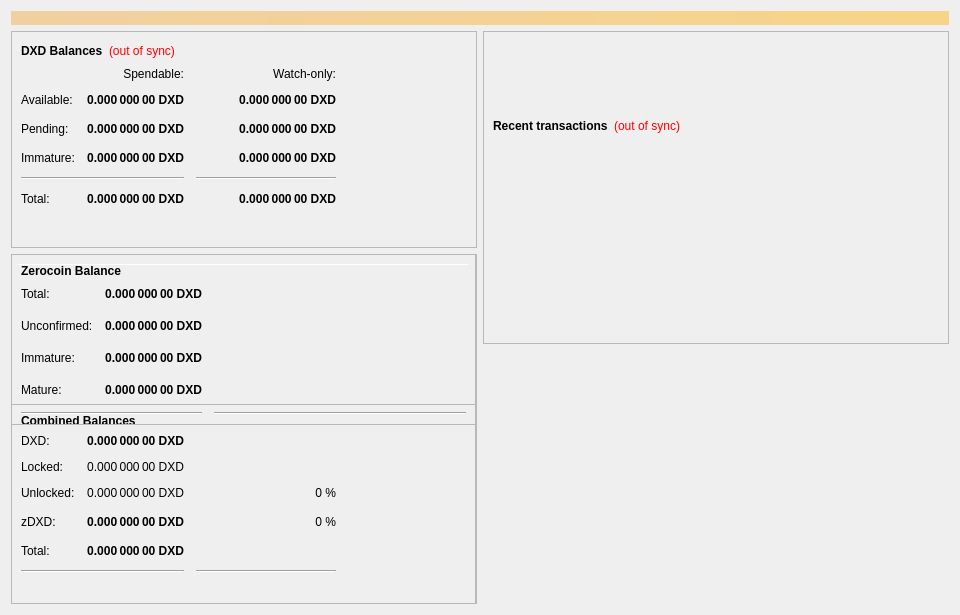
Old version of the form src/qt/forms/overviewpage.ui in the repository SmandeP/beb.
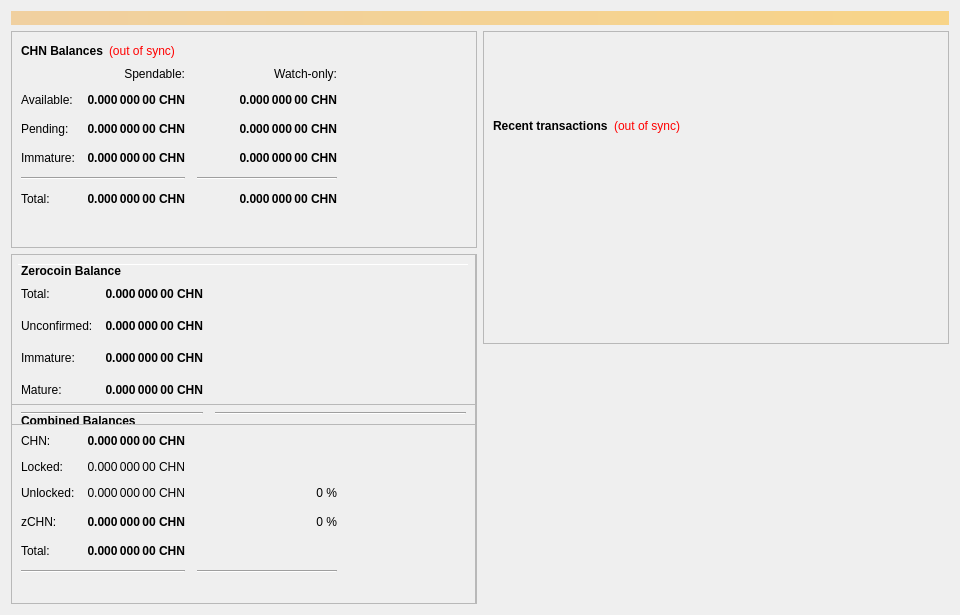
New version of the form.

```diff
--- a/src/qt/forms/overviewpage.ui
+++ b/src/qt/forms/overviewpage.ui
@@ -60,7 +60,7 @@
                </font>
               </property>
               <property name="text">
-               <string>DXD Balances</string>
+               <string>CHN Balances</string>
               </property>
              </widget>
             </item>
@@ -118,7 +118,7 @@
                <string>Unconfirmed transactions to watch-only addresses</string>
               </property>
               <property name="text">
-               <string notr="true">0.000 000 00 DXD</string>
+               <string notr="true">0.000 000 00 CHN</string>
               </property>
               <property name="alignment">
                <set>Qt::AlignRight|Qt::AlignTrailing|Qt::AlignVCenter</set>
@@ -143,7 +143,7 @@
                <string>Total of transactions that have yet to be confirmed, and do not yet count toward the spendable balance</string>
               </property>
               <property name="text">
-               <string notr="true">0.000 000 00 DXD</string>
+               <string notr="true">0.000 000 00 CHN</string>
               </property>
               <property name="alignment">
                <set>Qt::AlignRight|Qt::AlignTrailing|Qt::AlignVCenter</set>
@@ -168,7 +168,7 @@
                <string>Staked or masternode rewards in watch-only addresses that has not yet matured</string>
               </property>
               <property name="text">
-               <string notr="true">0.000 000 00 DXD</string>
+               <string notr="true">0.000 000 00 CHN</string>
               </property>
               <property name="alignment">
                <set>Qt::AlignRight|Qt::AlignTrailing|Qt::AlignVCenter</set>
@@ -226,7 +226,7 @@
                <string>Staked or masternode rewards that has not yet matured</string>
               </property>
               <property name="text">
-               <string notr="true">0.000 000 00 DXD</string>
+               <string notr="true">0.000 000 00 CHN</string>
               </property>
               <property name="alignment">
                <set>Qt::AlignRight|Qt::AlignTrailing|Qt::AlignVCenter</set>
@@ -271,7 +271,7 @@
                <string>Your current total balance</string>
               </property>
               <property name="text">
-               <string notr="true">0.000 000 00 DXD</string>
+               <string notr="true">0.000 000 00 CHN</string>
               </property>
               <property name="alignment">
                <set>Qt::AlignRight|Qt::AlignTrailing|Qt::AlignVCenter</set>
@@ -296,7 +296,7 @@
                <string>Current total balance in watch-only addresses</string>
               </property>
               <property name="text">
-               <string notr="true">0.000 000 00 DXD</string>
+               <string notr="true">0.000 000 00 CHN</string>
               </property>
               <property name="alignment">
                <set>Qt::AlignRight|Qt::AlignTrailing|Qt::AlignVCenter</set>
@@ -338,7 +338,7 @@
                <string>Your current spendable balance</string>
               </property>
               <property name="text">
-               <string notr="true">0.000 000 00 DXD</string>
+               <string notr="true">0.000 000 00 CHN</string>
               </property>
               <property name="alignment">
                <set>Qt::AlignRight|Qt::AlignTrailing|Qt::AlignVCenter</set>
@@ -363,7 +363,7 @@
                <string>Your current balance in watch-only addresses</string>
               </property>
               <property name="text">
-               <string notr="true">0.000 000 00 DXD</string>
+               <string notr="true">0.000 000 00 CHN</string>
               </property>
               <property name="alignment">
                <set>Qt::AlignRight|Qt::AlignTrailing|Qt::AlignVCenter</set>
@@ -963,7 +963,7 @@
                 <string>Total of transactions that have yet to be confirmed, and do not yet count toward the spendable balance</string>
                </property>
                <property name="text">
-                <string notr="true">0.000 000 00 DXD</string>
+                <string notr="true">0.000 000 00 CHN</string>
                </property>
                <property name="alignment">
                 <set>Qt::AlignRight|Qt::AlignTrailing|Qt::AlignVCenter</set>
@@ -988,7 +988,7 @@
                 <string>Total Balance, including unconfirmed and immature coins.</string>
                </property>
                <property name="text">
-                <string notr="true">0.000 000 00 DXD</string>
+                <string notr="true">0.000 000 00 CHN</string>
                </property>
                <property name="alignment">
                 <set>Qt::AlignRight|Qt::AlignTrailing|Qt::AlignVCenter</set>
@@ -1021,7 +1021,7 @@
              <item row="1" column="0">
               <widget class="QLabel" name="labelBalanceTextz">
                <property name="text">
-                <string>DXD:</string>
+                <string>CHN:</string>
                </property>
               </widget>
              </item>
@@ -1040,7 +1040,7 @@
                 <string>Your current spendable balance</string>
                </property>
                <property name="text">
-                <string notr="true">0.000 000 00 DXD</string>
+                <string notr="true">0.000 000 00 CHN</string>
                </property>
                <property name="alignment">
                 <set>Qt::AlignRight|Qt::AlignTrailing|Qt::AlignVCenter</set>
@@ -1056,7 +1056,7 @@
                 <string/>
                </property>
                <property name="text">
-                <string>zDXD:</string>
+                <string>zCHN:</string>
                </property>
               </widget>
              </item>
@@ -1090,7 +1090,7 @@
                 <string>Locked DXD or Masternode collaterals. These are excluded from zDXD minting.</string>
                </property>
                <property name="text">
-                <string>0.000 000 00 DXD</string>
+                <string>0.000 000 00 CHN</string>
                </property>
                <property name="alignment">
                 <set>Qt::AlignRight|Qt::AlignTrailing|Qt::AlignVCenter</set>
@@ -1123,7 +1123,7 @@
                 <string>Unlocked DXDs. These can be used for zDXD minting.</string>
                </property>
                <property name="text">
-                <string>0.000 000 00 DXD</string>
+                <string>0.000 000 00 CHN</string>
                </property>
                <property name="alignment">
                 <set>Qt::AlignRight|Qt::AlignTrailing|Qt::AlignVCenter</set>
@@ -1234,7 +1234,7 @@
                 <string>All available zDXD, unconfirmed and immature zDXD included.</string>
                </property>
                <property name="text">
-                <string notr="true">0.000 000 00 DXD</string>
+                <string notr="true">0.000 000 00 CHN</string>
                </property>
                <property name="alignment">
                 <set>Qt::AlignRight|Qt::AlignTrailing|Qt::AlignVCenter</set>
@@ -1312,7 +1312,7 @@
 These zDXD are spendable.</string>
                </property>
                <property name="text">
-                <string>0.000 000 00 DXD</string>
+                <string>0.000 000 00 CHN</string>
                </property>
                <property name="alignment">
                 <set>Qt::AlignRight|Qt::AlignTrailing|Qt::AlignVCenter</set>
@@ -1343,7 +1343,7 @@
 Immature: confirmed, but less than 3 mints of the same denomination after it was minted</string>
                </property>
                <property name="text">
-                <string>0.000 000 00 DXD</string>
+                <string>0.000 000 00 CHN</string>
                </property>
                <property name="alignment">
                 <set>Qt::AlignRight|Qt::AlignTrailing|Qt::AlignVCenter</set>
@@ -1387,7 +1387,7 @@
 Immature: confirmed, but less than 3 mints of the same denomination after it was minted</string>
                </property>
                <property name="text">
-                <string>0.000 000 00 DXD</string>
+                <string>0.000 000 00 CHN</string>
                </property>
                <property name="alignment">
                 <set>Qt::AlignRight|Qt::AlignTrailing|Qt::AlignVCenter</set>
```
Left out of the diff: 26 changed lines with no effect on the pictures.
